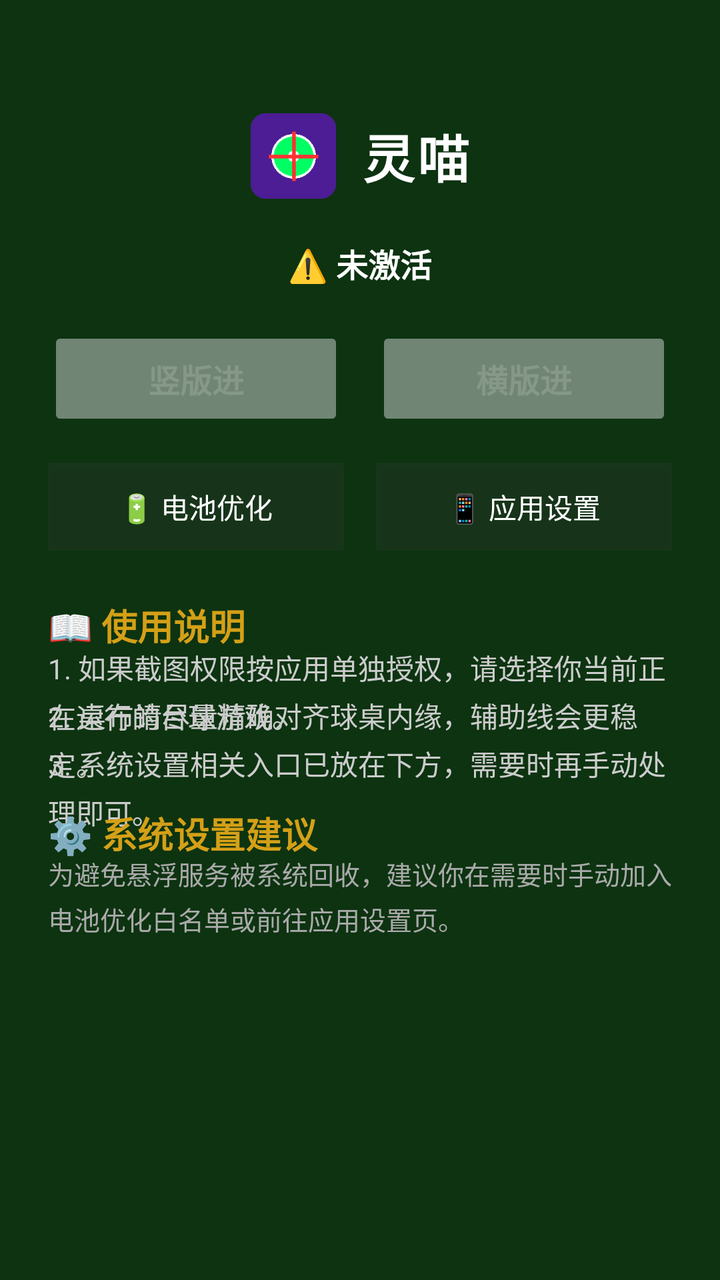
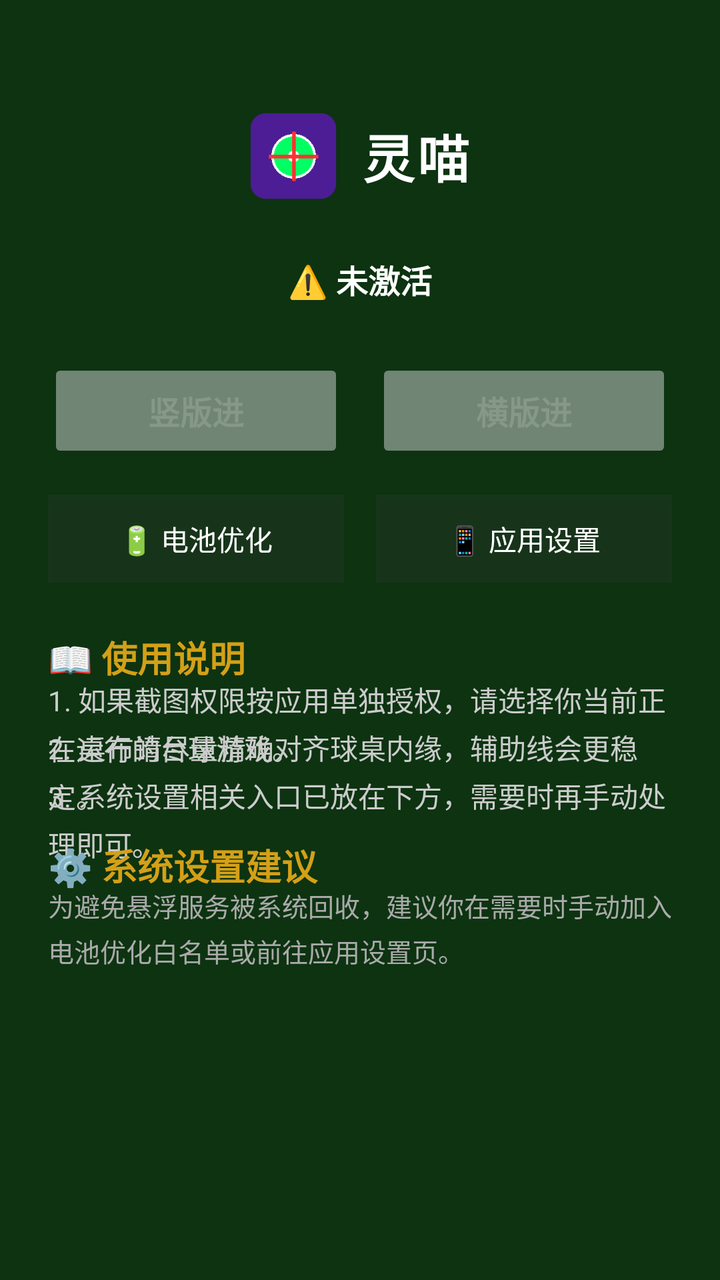

An Android layout rendered at two revisions. The XML below is the earlier revision; the diff shows what the commit changed to produce the second picture.
<!-- AndroidManifest.xml: application theme Theme.AppCompat.Light.DarkActionBar -->
<!-- res/layout/activity_guide.xml -->
<?xml version="1.0" encoding="utf-8"?>
<ScrollView xmlns:android="http://schemas.android.com/apk/res/android"
    android:layout_width="match_parent"
    android:layout_height="match_parent"
    android:background="#FF0D3311"
    android:fillViewport="true">

    <RelativeLayout
        android:layout_width="match_parent"
        android:layout_height="wrap_content"
        android:padding="24dp">

        
        <LinearLayout
            android:id="@+id/layout_header"
            android:layout_width="wrap_content"
            android:layout_height="wrap_content"
            android:layout_centerHorizontal="true"
            android:layout_marginTop="32dp"
            android:gravity="center_vertical"
            android:orientation="horizontal">

            <ImageView
                android:layout_width="44dp"
                android:layout_height="44dp"
                android:src="@mipmap/ic_launcher"
                android:layout_marginRight="12dp"/>

            <TextView
                android:layout_width="wrap_content"
                android:layout_height="wrap_content"
                android:text="@string/app_name"
                android:textColor="#FFFFFFFF"
                android:textSize="26sp"
                android:textStyle="bold"
                android:letterSpacing="0.05"/>
        </LinearLayout>

        
        <TextView
            android:id="@+id/tv_status"
            android:layout_width="wrap_content"
            android:layout_height="wrap_content"
            android:layout_below="@id/layout_header"
            android:layout_centerHorizontal="true"
            android:layout_marginTop="20dp"
            android:padding="8dp 24dp"
            android:text="@string/status_inactive"
            android:textColor="#FFFFFFFF"
            android:textSize="16sp"
            android:textStyle="bold"/>

        
        <LinearLayout
            android:id="@+id/layout_modes"
            android:layout_width="match_parent"
            android:layout_height="wrap_content"
            android:layout_below="@id/tv_status"
            android:layout_marginTop="20dp"
            android:orientation="horizontal"
            android:gravity="center">

            <Button
                android:id="@+id/btn_vertical"
                android:layout_width="0dp"
                android:layout_height="52dp"
                android:layout_weight="1"
                android:layout_marginEnd="8dp"
                android:text="@string/btn_vertical"
                android:textColor="#FFFFFFFF"
                android:textSize="16sp"
                android:textStyle="bold"
                android:enabled="false"
                android:alpha="0.5"/>

            <Button
                android:id="@+id/btn_horizontal"
                android:layout_width="0dp"
                android:layout_height="52dp"
                android:layout_weight="1"
                android:layout_marginStart="8dp"
                android:text="@string/btn_horizontal"
                android:textColor="#FFFFFFFF"
                android:textSize="16sp"
                android:textStyle="bold"
                android:enabled="false"
                android:alpha="0.5"/>
        </LinearLayout>

        
        <LinearLayout
            android:id="@+id/layout_settings"
            android:layout_width="match_parent"
            android:layout_height="wrap_content"
            android:layout_below="@id/layout_modes"
            android:layout_marginTop="16dp"
            android:orientation="horizontal"
            android:gravity="center">

            <Button
                android:id="@+id/btn_battery"
                android:layout_width="0dp"
                android:layout_height="44dp"
                android:layout_weight="1"
                android:layout_marginEnd="8dp"
                android:text="@string/btn_battery"
                android:textColor="#FFFFFFFF"
                android:textSize="14sp"
                android:background="#33444444"/>

            <Button
                android:id="@+id/btn_app_settings"
                android:layout_width="0dp"
                android:layout_height="44dp"
                android:layout_weight="1"
                android:layout_marginStart="8dp"
                android:text="@string/btn_app_settings"
                android:textColor="#FFFFFFFF"
                android:textSize="14sp"
                android:background="#33444444"/>
        </LinearLayout>

        
        <TextView
            android:layout_width="match_parent"
            android:layout_height="wrap_content"
            android:layout_below="@id/layout_settings"
            android:layout_marginTop="24dp"
            android:text="@string/usage_title"
            android:textColor="#FFD4A017"
            android:textSize="18sp"
            android:textStyle="bold"/>

        <TextView
            android:layout_width="match_parent"
            android:layout_height="wrap_content"
            android:layout_below="@id/layout_settings"
            android:layout_marginTop="48dp"
            android:text="@string/usage_1"
            android:textColor="#FFCCCCCC"
            android:textSize="14sp"
            android:lineSpacingExtra="4dp"/>

        <TextView
            android:layout_width="match_parent"
            android:layout_height="wrap_content"
            android:layout_below="@id/layout_settings"
            android:layout_marginTop="72dp"
            android:text="@string/usage_2"
            android:textColor="#FFCCCCCC"
            android:textSize="14sp"
            android:lineSpacingExtra="4dp"/>

        <TextView
            android:layout_width="match_parent"
            android:layout_height="wrap_content"
            android:layout_below="@id/layout_settings"
            android:layout_marginTop="96dp"
            android:text="@string/usage_3"
            android:textColor="#FFCCCCCC"
            android:textSize="14sp"
            android:lineSpacingExtra="4dp"/>

        
        <TextView
            android:layout_width="match_parent"
            android:layout_height="wrap_content"
            android:layout_below="@id/layout_settings"
            android:layout_marginTop="128dp"
            android:text="@string/system_settings"
            android:textColor="#FFD4A017"
            android:textSize="18sp"
            android:textStyle="bold"/>

        <TextView
            android:layout_width="match_parent"
            android:layout_height="wrap_content"
            android:layout_below="@id/layout_settings"
            android:layout_marginTop="152dp"
            android:text="@string/system_settings_desc"
            android:textColor="#FFAAAAAA"
            android:textSize="13sp"
            android:lineSpacingExtra="4dp"/>

        
        <View
            android:layout_width="match_parent"
            android:layout_height="80dp"
            android:layout_below="@id/layout_settings"
            android:layout_marginTop="200dp"/>

    </RelativeLayout>
</ScrollView>
<!-- resources referenced by this layout -->
<resources>
  <!-- mipmap ic_launcher: png bitmap (mipmap-hdpi, 652 bytes) -->
  <string name="app_name">灵喵</string>
  <string name="btn_app_settings">📱 应用设置</string>
  <string name="btn_battery">🔋 电池优化</string>
  <string name="btn_horizontal">横版进</string>
  <string name="btn_vertical">竖版进</string>
  <string name="status_inactive">⚠️ 未激活</string>
  <string name="system_settings">⚙️ 系统设置建议</string>
  <string name="system_settings_desc">为避免悬浮服务被系统回收，建议你在需要时手动加入电池优化白名单或前往应用设置页。</string>
  <string name="usage_1">1. 如果截图权限按应用单独授权，请选择你当前正在运行的台球游戏。</string>
  <string name="usage_2">2. 桌布请尽量精确对齐球桌内缘，辅助线会更稳定。</string>
  <string name="usage_3">3. 系统设置相关入口已放在下方，需要时再手动处理即可。</string>
  <string name="usage_title">📖 使用说明</string>
</resources>

<!-- the commit's change to res/layout/activity_guide.xml (unified diff, before → after) -->
@@ -44,7 +44,10 @@
             android:layout_below="@id/layout_header"
             android:layout_centerHorizontal="true"
             android:layout_marginTop="20dp"
-            android:padding="8dp 24dp"
+            android:paddingStart="24dp"
+            android:paddingEnd="24dp"
+            android:paddingTop="8dp"
+            android:paddingBottom="8dp"
             android:text="@string/status_inactive"
             android:textColor="#FFFFFFFF"
             android:textSize="16sp"
